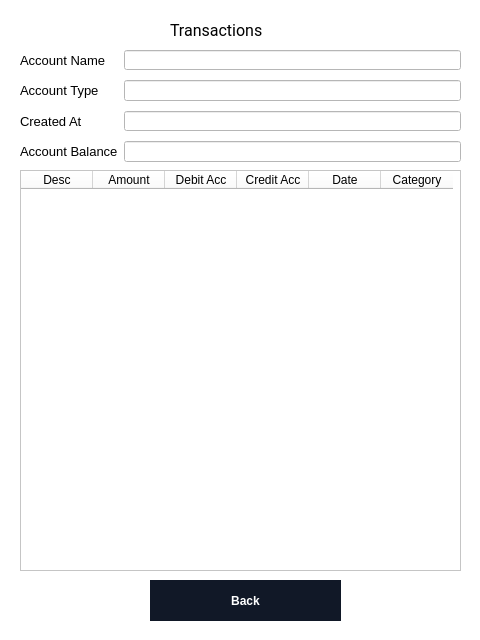
Before: the Qt Designer form UIs/UserViewAccountHistory.ui in ahmedsilat44/Ledger, drawn with Qt 5.
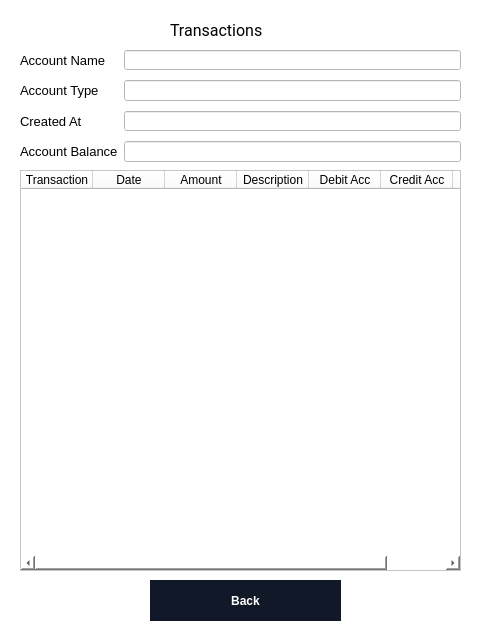
After: the same form once the commit is applied.

Commit message: fix transaction column names

Diff of the .ui file:
```diff
--- a/UIs/UserViewAccountHistory.ui
+++ b/UIs/UserViewAccountHistory.ui
@@ -165,7 +165,12 @@
     </attribute>
     <column>
      <property name="text">
-      <string>Desc</string>
+      <string>Transaction</string>
+     </property>
+    </column>
+    <column>
+    <property name="text">
+      <string>Date</string>
      </property>
     </column>
     <column>
@@ -173,6 +178,11 @@
       <string>Amount</string>
      </property>
     </column>
+    <column>
+     <property name="text">
+      <string>Description</string>
+     </property>
+    </column>
     <column>
      <property name="text">
       <string>Debit Acc</string>
@@ -183,11 +193,6 @@
       <string>Credit Acc</string>
      </property>
     </column>
-    <column>
-     <property name="text">
-      <string>Date</string>
-     </property>
-    </column>
     <column>
      <property name="text">
       <string>Category</string>
```
The commit also changes 2 other files.
